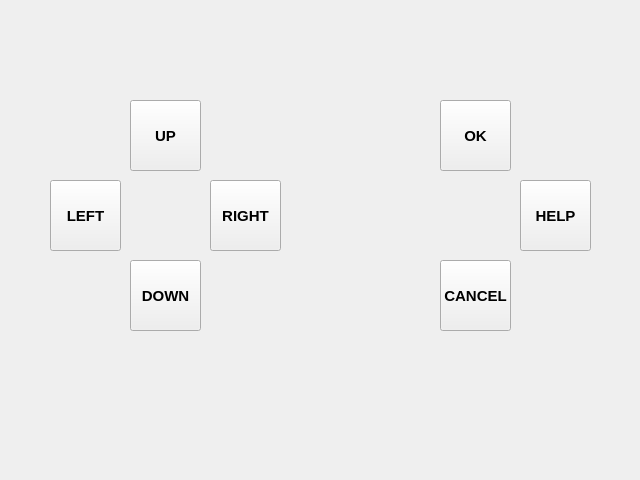
Above: testkyped.ui from teguhwinarno/halizatester2 before the change. Below: the same form after it.
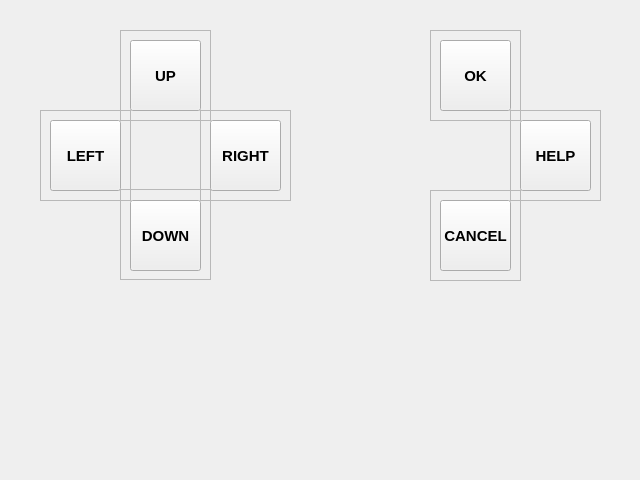
That is the form after the change.

```diff
--- a/testkyped.ui
+++ b/testkyped.ui
@@ -17,7 +17,7 @@
    <property name="geometry">
     <rect>
      <x>130</x>
-     <y>100</y>
+     <y>40</y>
      <width>71</width>
      <height>71</height>
     </rect>
@@ -43,7 +43,7 @@
    <property name="geometry">
     <rect>
      <x>50</x>
-     <y>180</y>
+     <y>120</y>
      <width>71</width>
      <height>71</height>
     </rect>
@@ -66,7 +66,7 @@
    <property name="geometry">
     <rect>
      <x>210</x>
-     <y>180</y>
+     <y>120</y>
      <width>71</width>
      <height>71</height>
     </rect>
@@ -89,7 +89,7 @@
    <property name="geometry">
     <rect>
      <x>130</x>
-     <y>260</y>
+     <y>200</y>
      <width>71</width>
      <height>71</height>
     </rect>
@@ -112,7 +112,7 @@
    <property name="geometry">
     <rect>
      <x>440</x>
-     <y>100</y>
+     <y>40</y>
      <width>71</width>
      <height>71</height>
     </rect>
@@ -135,7 +135,7 @@
    <property name="geometry">
     <rect>
      <x>440</x>
-     <y>260</y>
+     <y>200</y>
      <width>71</width>
      <height>71</height>
     </rect>
@@ -158,7 +158,7 @@
    <property name="geometry">
     <rect>
      <x>520</x>
-     <y>180</y>
+     <y>120</y>
      <width>71</width>
      <height>71</height>
     </rect>
@@ -177,6 +177,132 @@
     <string>HELP</string>
    </property>
   </widget>
+  <widget class="QFrame" name="av">
+   <property name="geometry">
+    <rect>
+     <x>120</x>
+     <y>189</y>
+     <width>91</width>
+     <height>91</height>
+    </rect>
+   </property>
+   <property name="frameShape">
+    <enum>QFrame::StyledPanel</enum>
+   </property>
+   <property name="frameShadow">
+    <enum>QFrame::Raised</enum>
+   </property>
+  </widget>
+  <widget class="QFrame" name="aw">
+   <property name="geometry">
+    <rect>
+     <x>200</x>
+     <y>110</y>
+     <width>91</width>
+     <height>91</height>
+    </rect>
+   </property>
+   <property name="frameShape">
+    <enum>QFrame::StyledPanel</enum>
+   </property>
+   <property name="frameShadow">
+    <enum>QFrame::Raised</enum>
+   </property>
+  </widget>
+  <widget class="QFrame" name="ay">
+   <property name="geometry">
+    <rect>
+     <x>510</x>
+     <y>110</y>
+     <width>91</width>
+     <height>91</height>
+    </rect>
+   </property>
+   <property name="frameShape">
+    <enum>QFrame::StyledPanel</enum>
+   </property>
+   <property name="frameShadow">
+    <enum>QFrame::Raised</enum>
+   </property>
+  </widget>
+  <widget class="QFrame" name="ax">
+   <property name="geometry">
+    <rect>
+     <x>430</x>
+     <y>30</y>
+     <width>91</width>
+     <height>91</height>
+    </rect>
+   </property>
+   <property name="frameShape">
+    <enum>QFrame::StyledPanel</enum>
+   </property>
+   <property name="frameShadow">
+    <enum>QFrame::Raised</enum>
+   </property>
+  </widget>
+  <widget class="QFrame" name="at">
+   <property name="geometry">
+    <rect>
+     <x>120</x>
+     <y>30</y>
+     <width>91</width>
+     <height>91</height>
+    </rect>
+   </property>
+   <property name="frameShape">
+    <enum>QFrame::StyledPanel</enum>
+   </property>
+   <property name="frameShadow">
+    <enum>QFrame::Raised</enum>
+   </property>
+  </widget>
+  <widget class="QFrame" name="au">
+   <property name="geometry">
+    <rect>
+     <x>40</x>
+     <y>110</y>
+     <width>91</width>
+     <height>91</height>
+    </rect>
+   </property>
+   <property name="frameShape">
+    <enum>QFrame::StyledPanel</enum>
+   </property>
+   <property name="frameShadow">
+    <enum>QFrame::Raised</enum>
+   </property>
+  </widget>
+  <widget class="QFrame" name="az">
+   <property name="geometry">
+    <rect>
+     <x>430</x>
+     <y>190</y>
+     <width>91</width>
+     <height>91</height>
+    </rect>
+   </property>
+   <property name="frameShape">
+    <enum>QFrame::StyledPanel</enum>
+   </property>
+   <property name="frameShadow">
+    <enum>QFrame::Raised</enum>
+   </property>
+  </widget>
+  <zorder>au</zorder>
+  <zorder>av</zorder>
+  <zorder>aw</zorder>
+  <zorder>ay</zorder>
+  <zorder>az</zorder>
+  <zorder>ax</zorder>
+  <zorder>at</zorder>
+  <zorder>UP</zorder>
+  <zorder>LEFT</zorder>
+  <zorder>RIGHT</zorder>
+  <zorder>DOWN</zorder>
+  <zorder>OKK</zorder>
+  <zorder>CANCEL</zorder>
+  <zorder>HELP</zorder>
  </widget>
  <resources/>
  <connections/>
```
